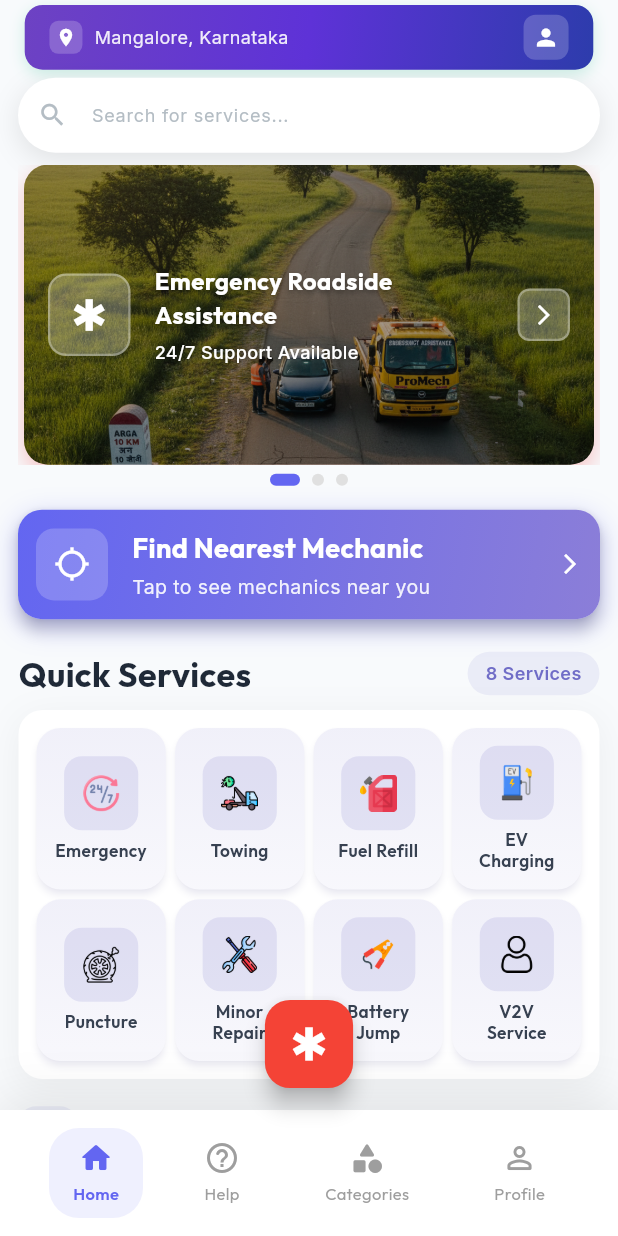
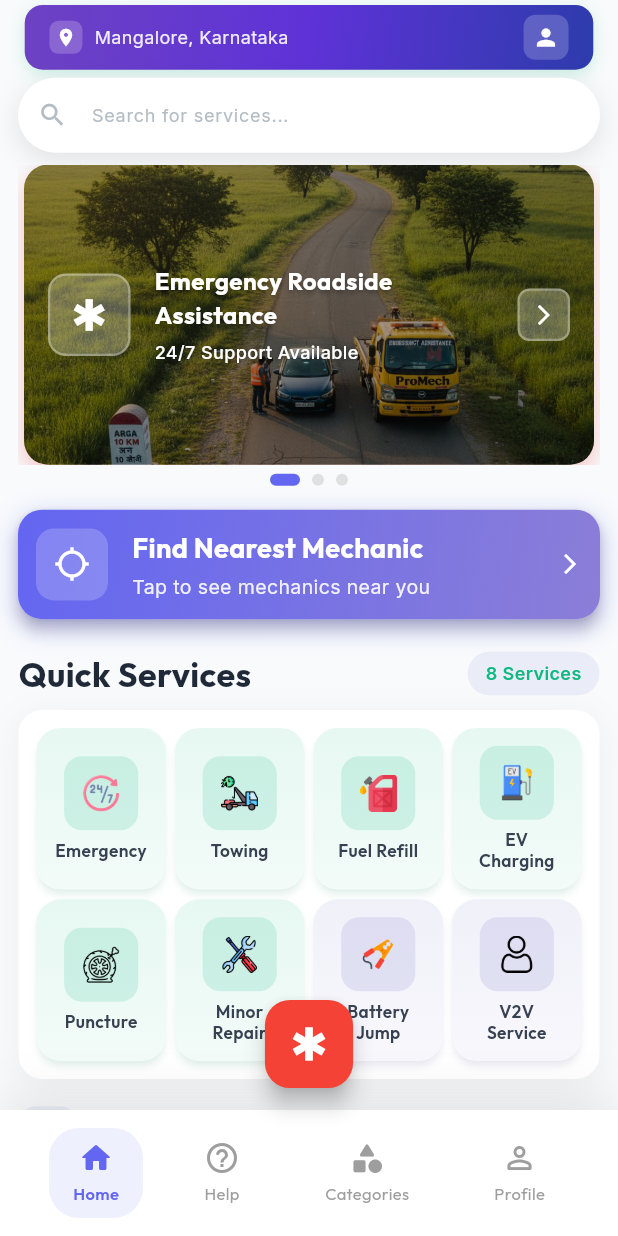
Before and after one commit to mechkeys791-arch/Dyganox, a Flutter app: the HomePage screen opened by its route, on a phone screen of 412 x 824 dp. Run offline on Flutter 3.47's test engine with Material 3 defaults, Android fonts, the phone set to English and light mode, and no system bars; our stand-ins replace geolocator, google_fonts, google_maps_flutter, image_picker, shared_preferences; missing offline and left inert: flutter_polyline_points; accounts and stored records are empty.

```diff
--- a/lib/homepage.dart
+++ b/lib/homepage.dart
@@ -182,7 +182,7 @@ class _HomePageState extends State<HomePage> with TickerProviderStateMixin {
                         icon: const Icon(Icons.work, color: Colors.white),
                         label: const Text('Help & Earn', style: TextStyle(color: Colors.white)),
                         style: ElevatedButton.styleFrom(
-                          backgroundColor: const Color(0xFF10B981),
+                          backgroundColor: const Color(0xFF706DC7),
                           padding: const EdgeInsets.symmetric(vertical: 12),
                           shape: RoundedRectangleBorder(
                             borderRadius: BorderRadius.circular(12),
@@ -338,12 +338,12 @@ class _HomePageState extends State<HomePage> with TickerProviderStateMixin {
               Container(
                 padding: const EdgeInsets.all(8),
                 decoration: BoxDecoration(
-                  color: const Color(0xFF10B981).withOpacity(0.1),
+                  color: const Color(0xFF706DC7).withOpacity(0.1),
                   borderRadius: BorderRadius.circular(8),
                 ),
                 child: const Icon(
                   Icons.check_circle,
-                  color: Color(0xFF10B981),
+                  color: Color(0xFF706DC7),
                   size: 20,
                 ),
               ),
@@ -375,7 +375,7 @@ class _HomePageState extends State<HomePage> with TickerProviderStateMixin {
                 Container(
                   padding: const EdgeInsets.all(16),
                   decoration: BoxDecoration(
-                    color: const Color(0xFF10B981).withOpacity(0.1),
+                    color: const Color(0xFF706DC7).withOpacity(0.1),
                     borderRadius: BorderRadius.circular(12),
                   ),
                   child: Column(
@@ -448,12 +448,12 @@ class _HomePageState extends State<HomePage> with TickerProviderStateMixin {
                   Container(
                     padding: const EdgeInsets.all(8),
                     decoration: BoxDecoration(
-                      color: const Color(0xFF10B981).withOpacity(0.1),
+                      color: const Color(0xFF706DC7).withOpacity(0.1),
                       borderRadius: BorderRadius.circular(8),
                     ),
                     child: const Icon(
                       Icons.work,
-                      color: Color(0xFF10B981),
+                      color: Color(0xFF706DC7),
                       size: 20,
                     ),
                   ),
@@ -593,12 +593,12 @@ class _HomePageState extends State<HomePage> with TickerProviderStateMixin {
               Container(
                 padding: const EdgeInsets.all(8),
                 decoration: BoxDecoration(
-                  color: const Color(0xFF10B981).withOpacity(0.1),
+                  color: const Color(0xFF706DC7).withOpacity(0.1),
                   borderRadius: BorderRadius.circular(8),
                 ),
                 child: const Icon(
                   Icons.check_circle,
-                  color: Color(0xFF10B981),
+                  color: Color(0xFF706DC7),
                   size: 20,
                 ),
               ),
@@ -746,7 +746,7 @@ class _HomePageState extends State<HomePage> with TickerProviderStateMixin {
                           ),
                           child: const Icon(
                             Icons.arrow_forward_ios,
-                            color: Color(0xFF6366F1),
+                            color: Color(0xFF706DC7),
                             size: 16,
                           ),
                         ),
@@ -1154,7 +1154,7 @@ class _HomePageState extends State<HomePage> with TickerProviderStateMixin {
                               style: GoogleFonts.inter(
                                 fontSize: 12,
                                 fontWeight: FontWeight.w600,
-                                color: const Color(0xFF706DC7),
+                                color: const Color(0xFF10B981),
                               ),
                             ),
                           ),
@@ -1185,7 +1185,7 @@ class _HomePageState extends State<HomePage> with TickerProviderStateMixin {
                             _buildQuickServiceCard(
                               title: 'Emergency',
                               iconPath: 'assets/icons/24-hour-service.png',
-                              color: const Color(0xFF706DC7),
+                              color: const Color(0xFF10B981),
                               onTap: () {
                                 Navigator.push(
                                   context,
@@ -1215,7 +1215,7 @@ class _HomePageState extends State<HomePage> with TickerProviderStateMixin {
                             _buildQuickServiceCard(
                               title: 'Towing',
                               iconPath: 'assets/icons/tow-truck.png',
-                              color: const Color(0xFF706DC7),
+                              color: const Color(0xFF10B981),
                               onTap: () {
                                 Navigator.push(
                                   context,
@@ -1245,7 +1245,7 @@ class _HomePageState extends State<HomePage> with TickerProviderStateMixin {
                             _buildQuickServiceCard(
                               title: 'Fuel Refill',
                               iconPath: 'assets/icons/fuel-station.png',
-                              color: const Color(0xFF706DC7),
+                              color: const Color(0xFF10B981),
                               onTap: () {
                                 Navigator.push(
                                   context,
@@ -1275,7 +1275,7 @@ class _HomePageState extends State<HomePage> with TickerProviderStateMixin {
                             _buildQuickServiceCard(
                               title: 'EV Charging',
                               iconPath: 'assets/icons/charging-station.png',
-                              color: const Color(0xFF706DC7),
+                              color: const Color(0xFF10B981),
                               onTap: () {
                                 Navigator.push(
                                   context,
@@ -1305,7 +1305,7 @@ class _HomePageState extends State<HomePage> with TickerProviderStateMixin {
                             _buildQuickServiceCard(
                               title: 'Puncture',
                               iconPath: 'assets/icons/punctured-tire.png',
-                              color: const Color(0xFF706DC7),
+                              color: const Color(0xFF10B981),
                               onTap: () {
                                 Navigator.push(
                                   context,
@@ -1335,7 +1335,7 @@ class _HomePageState extends State<HomePage> with TickerProviderStateMixin {
                             _buildQuickServiceCard(
                               title: 'Minor Repair',
                               iconPath: 'assets/icons/repair-tools.png',
-                              color: const Color(0xFF706DC7),
+                              color: const Color(0xFF10B981),
                               onTap: () {
                                 Navigator.push(
                                   context,
@@ -1447,7 +1447,7 @@ class _HomePageState extends State<HomePage> with TickerProviderStateMixin {
                               style: GoogleFonts.inter(
                                 fontSize: 12,
                                 fontWeight: FontWeight.w600,
-                                color: const Color(0xFF706DC7),
+                                color: const Color(0xFF10B981),
                               ),
                             ),
                           ),
```
Also changed, not shown: lib/profile_page.dart (added).
